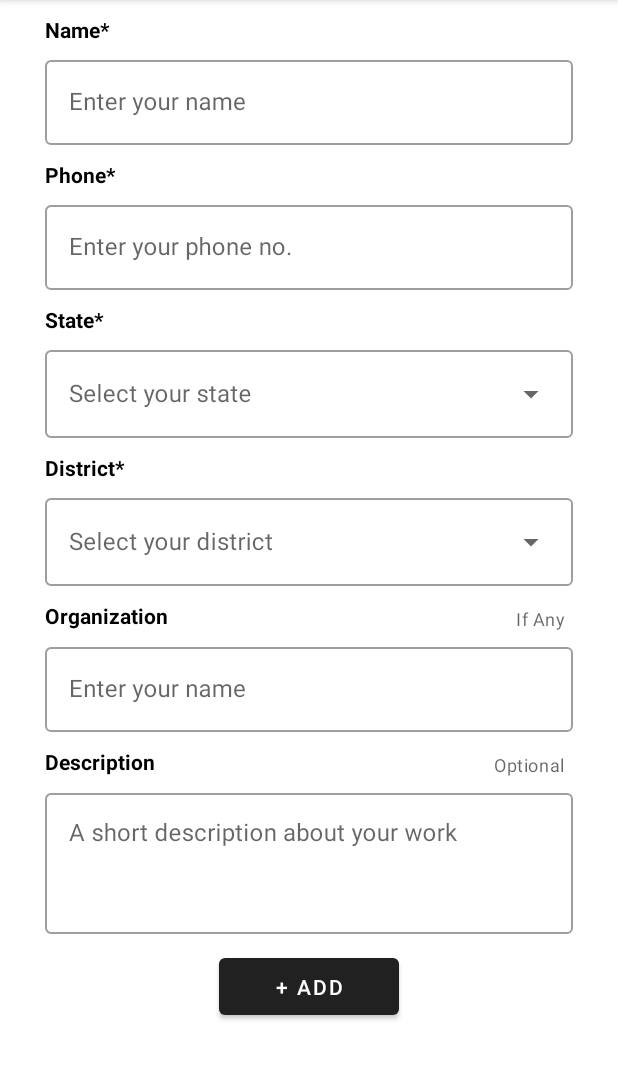
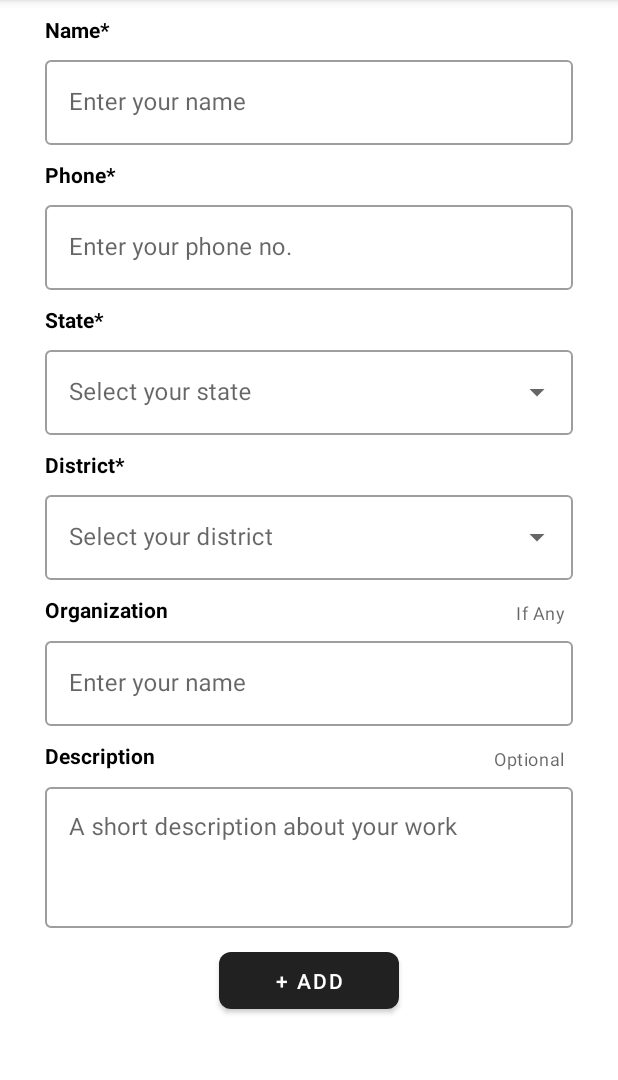
Before and after one commit to HeySitam/CovidHelp, an Android app: the VolunteerActivity screen opened directly, with no data from a screen before it, after a tap on an icon or button, on a phone screen of 412 x 824 dp, the part 84-1164 px from its top. Run offline under Robolectric (Android 15) with nearby library versions, the phone set to English and light mode, and no system bars; our stand-ins replace Firebase (no records; nobody signed in at launch, a user with empty details on screens opened directly); 1 statement that could not run was skipped.

Commit message:
add volunteer UI done with dropdown list item UI

```diff
--- a/app/src/main/java/com/sitamadex11/covidhelp/activity/VolunteerActivity.kt
+++ b/app/src/main/java/com/sitamadex11/covidhelp/activity/VolunteerActivity.kt
@@ -1,17 +1,43 @@
 package com.sitamadex11.covidhelp.activity
 
+import android.os.Bundle
+import android.util.Log
+import android.widget.Toast
 import androidx.appcompat.app.AppCompatActivity
-import android.os.Bundle
 import androidx.fragment.app.Fragment
+import com.google.firebase.firestore.FirebaseFirestore
 import com.sitamadex11.covidhelp.R
+import com.sitamadex11.covidhelp.fragments.AddVolunteerFragment
 import com.sitamadex11.covidhelp.fragments.ViewVolunteerFragment
+import kotlinx.android.synthetic.main.donation_list_activity.*
 
 class VolunteerActivity : AppCompatActivity() {
+    lateinit var json:String
     override fun onCreate(savedInstanceState: Bundle?) {
         super.onCreate(savedInstanceState)
         setContentView(R.layout.activity_volunteer)
         val fragment=ViewVolunteerFragment()
         fragmentTransaction(fragment)
+        sendStateDistInfo()
+    }
+
+    private fun sendStateDistInfo() {
+        FirebaseFirestore
+            .getInstance()
+            .collection("json")
+            .get().addOnSuccessListener { queryDocumentSnapshots ->
+                for (snapshot in queryDocumentSnapshots) {
+                     json = snapshot.getString("state")!!
+                    Log.d("state",json)
+                }
+                val bundle = Bundle()
+                bundle.putString("state", json)
+                val fragobj = AddVolunteerFragment()
+                fragobj.arguments = bundle
+            }.addOnFailureListener { e ->
+                Log.d("EXPLOREFRAGMENT", "onFailure: " + e.message)
+                Toast.makeText(this, "Something went wrong...", Toast.LENGTH_SHORT).show()
+            }
     }
 
     private fun fragmentTransaction(fragment: Fragment) {
--- a/app/src/main/java/com/sitamadex11/covidhelp/fragments/AddVolunteerFragment.kt
+++ b/app/src/main/java/com/sitamadex11/covidhelp/fragments/AddVolunteerFragment.kt
@@ -1,19 +1,51 @@
 package com.sitamadex11.covidhelp.fragments
 
 import android.os.Bundle
+import android.util.Log
 import android.view.LayoutInflater
 import android.view.View
 import android.view.ViewGroup
+import android.widget.ArrayAdapter
+import android.widget.AutoCompleteTextView
 import androidx.fragment.app.Fragment
+import com.google.android.material.button.MaterialButton
+import com.google.android.material.textfield.TextInputEditText
 import com.sitamadex11.covidhelp.R
 
-class AddVolunteerFragment : Fragment() {
+class AddVolunteerFragment : Fragment(),View.OnClickListener {
+    lateinit var etVolName:TextInputEditText
+    lateinit var etVolPh:TextInputEditText
+    lateinit var etVolState:AutoCompleteTextView
+    lateinit var etVolDistrict:AutoCompleteTextView
+    lateinit var etVolOrg:TextInputEditText
+    lateinit var etVolDesc:TextInputEditText
+    lateinit var btnVolAddFB:MaterialButton
     override fun onCreateView(
         inflater: LayoutInflater, container: ViewGroup?,
         savedInstanceState: Bundle?
     ): View? {
         // Inflate the layout for this fragment
         val view = inflater.inflate(R.layout.fragment_add_volunteer, container, false)
+        init(view)
+        val state= arrayOf("kerala","ladakh","manipur","west bengal")
+        val district= arrayOf("kolkata","Sitam","Rupu")
+        val stateAdapter=ArrayAdapter(requireContext(),R.layout.dropdown_item,state)
+        etVolState.setAdapter(stateAdapter)
         return view
     }
+    private fun init(view:View?){
+        etVolName=view!!.findViewById(R.id.etVolName)
+        etVolPh=view.findViewById(R.id.etVolPh)
+        etVolState=view.findViewById(R.id.etVolState)
+        etVolDistrict=view.findViewById(R.id.etVolDistrict)
+        etVolOrg=view.findViewById(R.id.etVolOrg)
+        etVolDesc=view.findViewById(R.id.etVolDesc)
+        btnVolAddFB=view.findViewById(R.id.btnVolAddFB)
+    }
+
+    override fun onClick(v: View?) {
+        when(v!!.id){
+
+        }
+    }
 }
--- a/app/src/main/res/layout/fragment_add_volunteer.xml
+++ b/app/src/main/res/layout/fragment_add_volunteer.xml
@@ -8,7 +8,7 @@
 
     <LinearLayout
         android:layout_width="match_parent"
-        android:layout_height="match_parent"
+        android:layout_height="wrap_content"
         android:orientation="vertical">
 
         <TextView
@@ -17,8 +17,8 @@
             android:layout_marginStart="30dp"
             android:layout_marginTop="10dp"
             android:text="Name*"
-            android:textStyle="bold"
-            android:textColor="@color/black" />
+            android:textColor="@color/black"
+            android:textStyle="bold" />
 
         <com.google.android.material.textfield.TextInputLayout
             style="@style/Widget.MaterialComponents.TextInputLayout.OutlinedBox"
@@ -29,6 +29,7 @@
             android:layout_marginEnd="30dp">
 
             <com.google.android.material.textfield.TextInputEditText
+                android:id="@+id/etVolName"
                 android:layout_width="match_parent"
                 android:layout_height="wrap_content"
                 android:hint="Enter your name" />
@@ -40,8 +41,8 @@
             android:layout_marginStart="30dp"
             android:layout_marginTop="10dp"
             android:text="Phone*"
-            android:textStyle="bold"
-            android:textColor="@color/black" />
+            android:textColor="@color/black"
+            android:textStyle="bold" />
 
         <com.google.android.material.textfield.TextInputLayout
             style="@style/Widget.MaterialComponents.TextInputLayout.OutlinedBox"
@@ -52,9 +53,12 @@
             android:layout_marginEnd="30dp">
 
             <com.google.android.material.textfield.TextInputEditText
+                android:id="@+id/etVolPh"
                 android:layout_width="match_parent"
                 android:layout_height="wrap_content"
-                android:hint="Enter your phone no." />
+                android:hint="Enter your phone no."
+                android:inputType="number"
+                android:maxLength="10" />
         </com.google.android.material.textfield.TextInputLayout>
 
         <TextView
@@ -63,20 +67,22 @@
             android:layout_marginStart="30dp"
             android:layout_marginTop="10dp"
             android:text="State*"
-            android:textStyle="bold"
-            android:textColor="@color/black" />
+            android:textColor="@color/black"
+            android:textStyle="bold" />
 
         <com.google.android.material.textfield.TextInputLayout
-            style="@style/Widget.MaterialComponents.TextInputLayout.OutlinedBox"
+            style="@style/Widget.MaterialComponents.TextInputLayout.OutlinedBox.ExposedDropdownMenu"
             android:layout_width="match_parent"
             android:layout_height="wrap_content"
             android:layout_marginStart="30dp"
             android:layout_marginTop="5dp"
             android:layout_marginEnd="30dp">
 
-            <com.google.android.material.textfield.TextInputEditText
+            <AutoCompleteTextView
+                android:id="@+id/etVolState"
                 android:layout_width="match_parent"
                 android:layout_height="wrap_content"
+                android:inputType="none"
                 android:drawableEnd="@drawable/arrow_drop_down"
                 android:hint="Select your state" />
         </com.google.android.material.textfield.TextInputLayout>
@@ -87,11 +93,11 @@
             android:layout_marginStart="30dp"
             android:layout_marginTop="10dp"
             android:text="District*"
-            android:textStyle="bold"
-            android:textColor="@color/black" />
+            android:textColor="@color/black"
+            android:textStyle="bold" />
 
         <com.google.android.material.textfield.TextInputLayout
-            style="@style/Widget.MaterialComponents.TextInputLayout.OutlinedBox"
+            style="@style/Widget.MaterialComponents.TextInputLayout.OutlinedBox.ExposedDropdownMenu"
             android:layout_width="match_parent"
             android:layout_height="wrap_content"
             android:layout_marginStart="30dp"
@@ -99,9 +105,11 @@
             android:layout_marginEnd="30dp"
             app:backgroundTint="#f5f5f5">
 
-            <com.google.android.material.textfield.TextInputEditText
+            <AutoCompleteTextView
+                android:id="@+id/etVolDistrict"
                 android:layout_width="match_parent"
                 android:layout_height="wrap_content"
+                android:inputType="none"
                 android:drawableEnd="@drawable/arrow_drop_down"
                 android:hint="Select your district" />
         </com.google.android.material.textfield.TextInputLayout>
@@ -117,8 +125,8 @@
                 android:layout_height="wrap_content"
                 android:layout_marginTop="10dp"
                 android:text="Organization"
-                android:textStyle="bold"
-                android:textColor="@color/black" />
+                android:textColor="@color/black"
+                android:textStyle="bold" />
 
             <TextView
                 android:layout_width="wrap_content"
@@ -139,6 +147,7 @@
             android:layout_marginEnd="30dp">
 
             <com.google.android.material.textfield.TextInputEditText
+                android:id="@+id/etVolOrg"
                 android:layout_width="match_parent"
                 android:layout_height="wrap_content"
                 android:hint="Enter your name" />
@@ -155,8 +164,8 @@
                 android:layout_height="wrap_content"
                 android:layout_marginTop="10dp"
                 android:text="Description"
-                android:textStyle="bold"
-                android:textColor="@color/black" />
+                android:textColor="@color/black"
+                android:textStyle="bold" />
 
             <TextView
                 android:layout_width="wrap_content"
@@ -178,6 +187,7 @@
             android:layout_marginEnd="30dp">
 
             <com.google.android.material.textfield.TextInputEditText
+                android:id="@+id/etVolDesc"
                 android:layout_width="match_parent"
                 android:layout_height="wrap_content"
                 android:gravity="start"
@@ -186,11 +196,13 @@
         </com.google.android.material.textfield.TextInputLayout>
 
         <com.google.android.material.button.MaterialButton
+            android:id="@+id/btnVolAddFB"
             android:layout_width="120dp"
             android:layout_height="50dp"
             android:layout_gravity="center"
             android:layout_marginTop="10dp"
             android:text="+ Add"
-            android:textColor="#ffffff" />
+            android:textColor="#ffffff"
+            app:cornerRadius="8dp" />
     </LinearLayout>
 </ScrollView>
```
Also changed, not shown: app/src/main/res/layout/dropdown_item.xml (added, +7 -0 lines), app/src/main/res/values/strings.xml (+153 -0 lines).
